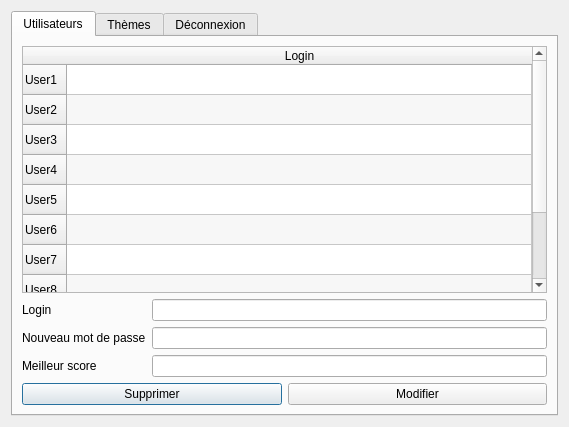
Before: the Qt Designer form mainmenu.ui in G4bleb/salt-n-pepper, drawn with Qt 5.
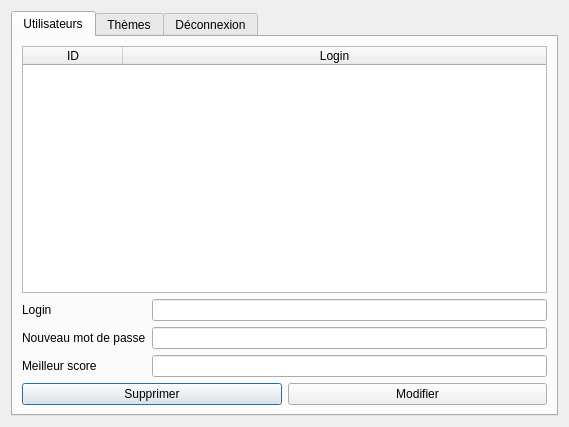
After: the same form once the commit is applied.

```diff
--- a/mainmenu.ui
+++ b/mainmenu.ui
@@ -46,56 +46,11 @@
            <attribute name="horizontalHeaderStretchLastSection">
             <bool>true</bool>
            </attribute>
-           <row>
+           <column>
             <property name="text">
-             <string>User1</string>
+             <string>ID</string>
             </property>
-           </row>
-           <row>
-            <property name="text">
-             <string>User2</string>
-            </property>
-           </row>
-           <row>
-            <property name="text">
-             <string>User3</string>
-            </property>
-           </row>
-           <row>
-            <property name="text">
-             <string>User4</string>
-            </property>
-           </row>
-           <row>
-            <property name="text">
-             <string>User5</string>
-            </property>
-           </row>
-           <row>
-            <property name="text">
-             <string>User6</string>
-            </property>
-           </row>
-           <row>
-            <property name="text">
-             <string>User7</string>
-            </property>
-           </row>
-           <row>
-            <property name="text">
-             <string>User8</string>
-            </property>
-           </row>
-           <row>
-            <property name="text">
-             <string>User9</string>
-            </property>
-           </row>
-           <row>
-            <property name="text">
-             <string>User10</string>
-            </property>
-           </row>
+           </column>
            <column>
             <property name="text">
              <string>Login</string>
```
